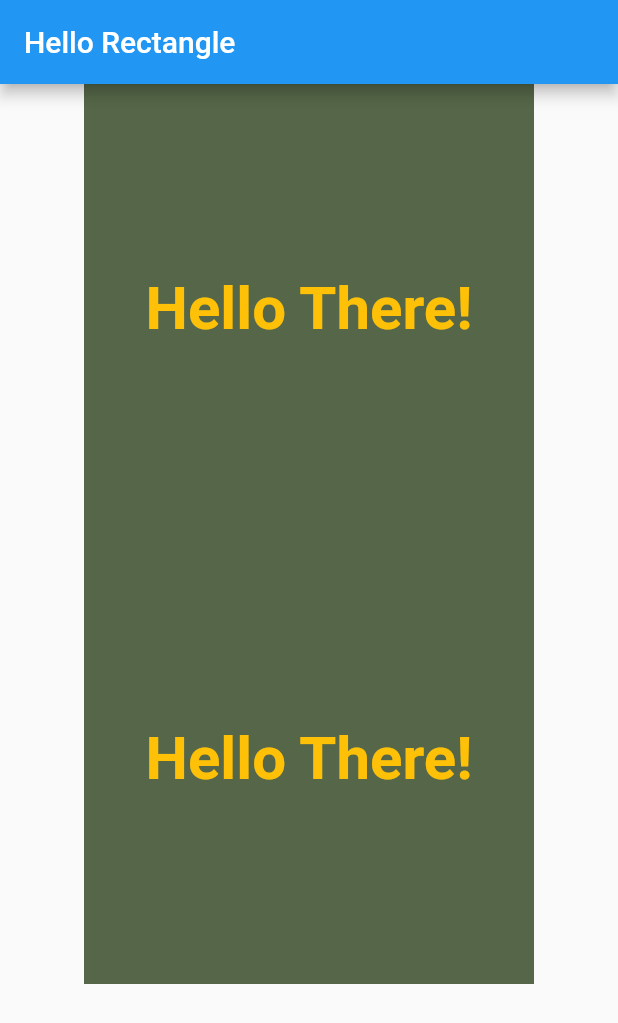
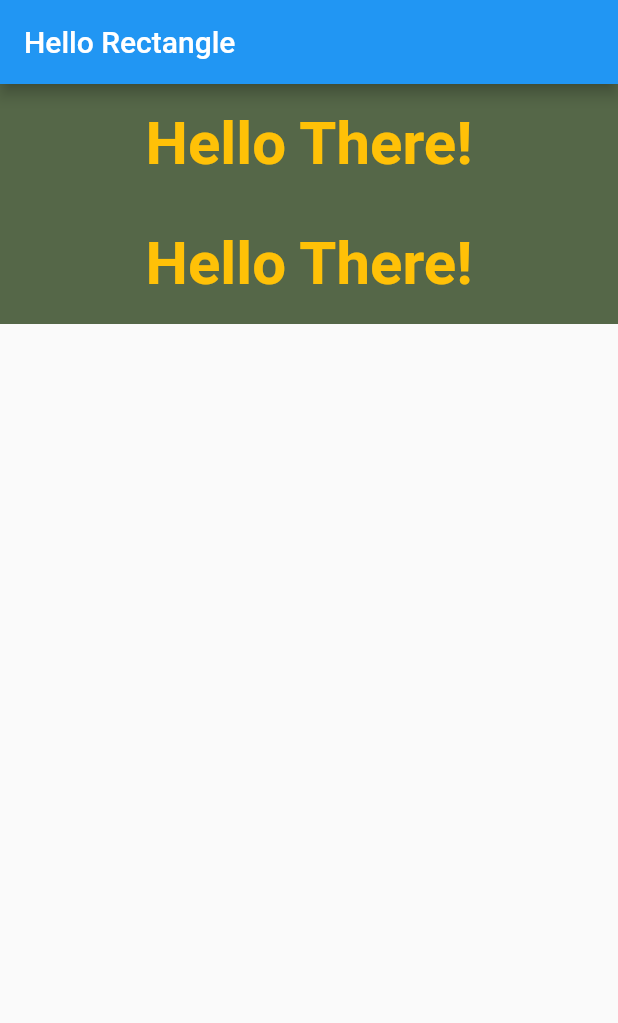
Before and after one commit to ocalvet/udacity_hello_rectangle, a Flutter app: the screen it shows after launch, on a phone screen of 412 x 824 dp. Shown: the top 1023 px of the screen. Run offline on Flutter 3.47's test engine with Material 2 defaults, Android fonts, the phone set to English and light mode, and no system bars.

Commit message:
Adjust height to be more like a button

```diff
--- a/lib/simple_button.dart
+++ b/lib/simple_button.dart
@@ -41,8 +41,8 @@ class SimpleButtonState extends State<SimpleButton> {
       },
       child: Container(
         color: selectedColor,
-        height: 300.0,
-        width: 300.0,
+        height: 80.0,
+        width: MediaQuery.of(context).size.width,
         child: Center(
           child: Text(
             'Hello There!',
```
